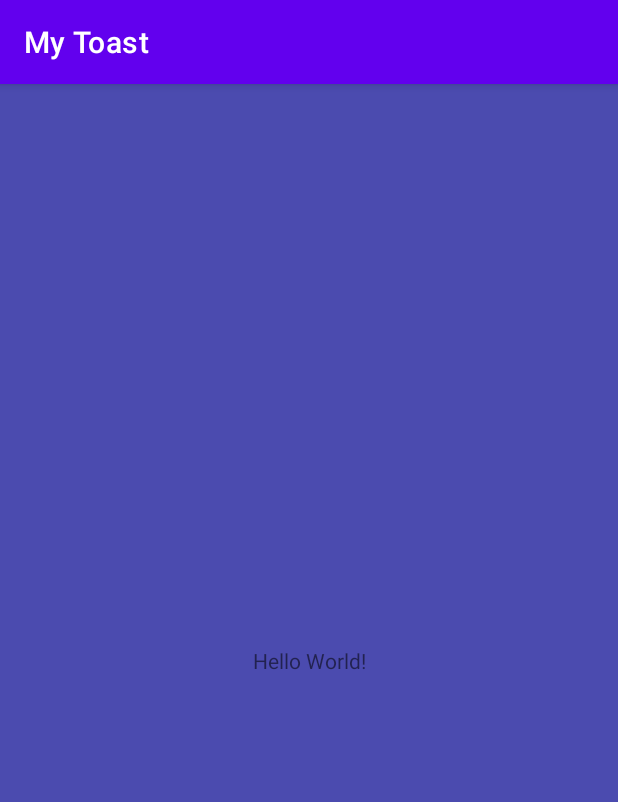
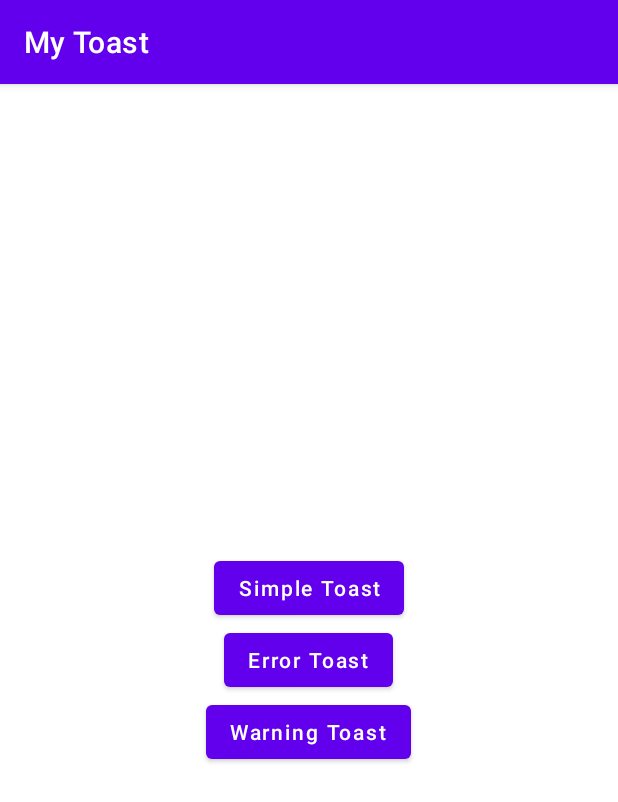
Before and after one commit to prashantsumfactor/Sumfactor-Toast, an Android app: the screen it shows after launch (MainActivity), on a phone screen of 412 x 824 dp. Shown: the top 802 px of the screen. Run offline under Robolectric (Android 15) with nearby library versions, the phone set to English and light mode, and no system bars.

Commit message:
Add error and warning toast with top, center and bottom position

```diff
--- a/app/src/main/java/com/sumfactor/mytoast/MainActivity.kt
+++ b/app/src/main/java/com/sumfactor/mytoast/MainActivity.kt
@@ -2,13 +2,25 @@ package com.sumfactor.mytoast
 
 import androidx.appcompat.app.AppCompatActivity
 import android.os.Bundle
+import android.view.Gravity
+import android.widget.Button
 
 class MainActivity : AppCompatActivity() {
     override fun onCreate(savedInstanceState: Bundle?) {
         super.onCreate(savedInstanceState)
         setContentView(R.layout.activity_main)
 
-        MyToast.showToast(this, "Toast Message Here")
+        findViewById<Button>(R.id.button1).setOnClickListener {
+            MyToast.simpleToast(this, "Toast Message")
+        }
+
+        findViewById<Button>(R.id.button2).setOnClickListener {
+            MyToast.errorToast(this, "error on uploading", Gravity.TOP)
+        }
+
+        findViewById<Button>(R.id.button3).setOnClickListener {
+            MyToast.warningToast(this, "use 'name' in upper case!" , Gravity.CENTER)
+        }
 
     }
 }
--- a/app/src/main/res/layout/activity_main.xml
+++ b/app/src/main/res/layout/activity_main.xml
@@ -1,19 +1,37 @@
 <?xml version="1.0" encoding="utf-8"?>
 <androidx.constraintlayout.widget.ConstraintLayout xmlns:android="http://schemas.android.com/apk/res/android"
-    xmlns:app="http://schemas.android.com/apk/res-auto"
     xmlns:tools="http://schemas.android.com/tools"
     android:layout_width="match_parent"
-    android:background="#4B4BAF"
     android:layout_height="match_parent"
     tools:context=".MainActivity">
 
-    <TextView
-        android:layout_width="wrap_content"
-        android:layout_height="wrap_content"
-        android:text="Hello World!"
-        app:layout_constraintBottom_toBottomOf="parent"
-        app:layout_constraintEnd_toEndOf="parent"
-        app:layout_constraintStart_toStartOf="parent"
-        app:layout_constraintTop_toTopOf="parent" />
+    <LinearLayout
+        android:layout_width="match_parent"
+        android:layout_height="match_parent"
+        android:gravity="center"
+        android:orientation="vertical">
+
+        <Button
+            android:id="@+id/button1"
+            android:layout_width="wrap_content"
+            android:layout_height="wrap_content"
+            android:text="Simple Toast"
+            android:textAllCaps="false" />
+
+        <Button
+            android:id="@+id/button2"
+            android:layout_width="wrap_content"
+            android:layout_height="wrap_content"
+            android:text="Error Toast"
+            android:textAllCaps="false" />
+
+        <Button
+            android:id="@+id/button3"
+            android:layout_width="wrap_content"
+            android:layout_height="wrap_content"
+            android:text="Warning Toast"
+            android:textAllCaps="false" />
+
+    </LinearLayout>
 
 </androidx.constraintlayout.widget.ConstraintLayout>
--- a/mytoast/src/main/java/com/sumfactor/mytoast/MyToast.kt
+++ b/mytoast/src/main/java/com/sumfactor/mytoast/MyToast.kt
@@ -9,29 +9,37 @@ import android.widget.TextView
 import android.widget.Toast
 
 object MyToast {
-    fun showToast(context: Context, message: String, type: Int = 1) {
+
+    fun simpleToast(context: Context, simpleMessage: String, position: Int = Gravity.BOTTOM) {
+        val getToast = getToast(context = context, message = simpleMessage, color = "#FAFAFA")
+        getToast.setGravity(position, 0, 0)
+        getToast.show()
+    }
+
+    fun warningToast(context: Context, warningMessage: String, position: Int = Gravity.BOTTOM) {
+        val getToast = getToast(context = context, message = warningMessage, color = "#FFC107")
+        getToast.setGravity(position, 0, 0)
+        getToast.show()
+    }
+
+    fun errorToast(context: Context, errorMessage: String, position: Int = Gravity.BOTTOM) {
+        val getToast = getToast(context = context, message = errorMessage, color = "#FF5722")
+        getToast.setGravity(position, 0, 0)
+        getToast.show()
+    }
+
+    private fun getToast(context: Context, message: String, color: String): Toast {
         val toast = Toast(context)
         toast.duration = Toast.LENGTH_SHORT
         val inflater: LayoutInflater =
             context.getSystemService(Context.LAYOUT_INFLATER_SERVICE) as LayoutInflater
-        val view: View = inflater.inflate(R.layout.toast_custom_layout, null)
+        val view: View = inflater.inflate(R.layout.toast_custom_layout,null)
         val textView = view.findViewById<TextView>(R.id.toast_message)
         textView.text = message
+        textView.setBackgroundColor(Color.parseColor(color))
         toast.view = view
-        toast.setGravity(Gravity.TOP, 0, 0)
-        when (type) {
-            1 -> textView.setBackgroundColor(Color.parseColor("#D4D4D4"))
-            2 -> textView.setBackgroundColor(Color.parseColor("#E66161"))
-            else -> textView.setBackgroundColor(Color.parseColor("#D4D4D4"))
-        }
-        toast.show()
+        return toast
     }
 
-    fun warningToast(context: Context, warningMessage: String, position: Int) {
 
-    }
-
-    fun errorToast(context: Context, warningMessage: String, position: Int) {
-
-    }
 }
```
Also changed, not shown: app/build.gradle (+4 -4 lines), mytoast/build.gradle (+6 -6 lines), 1 other file.
